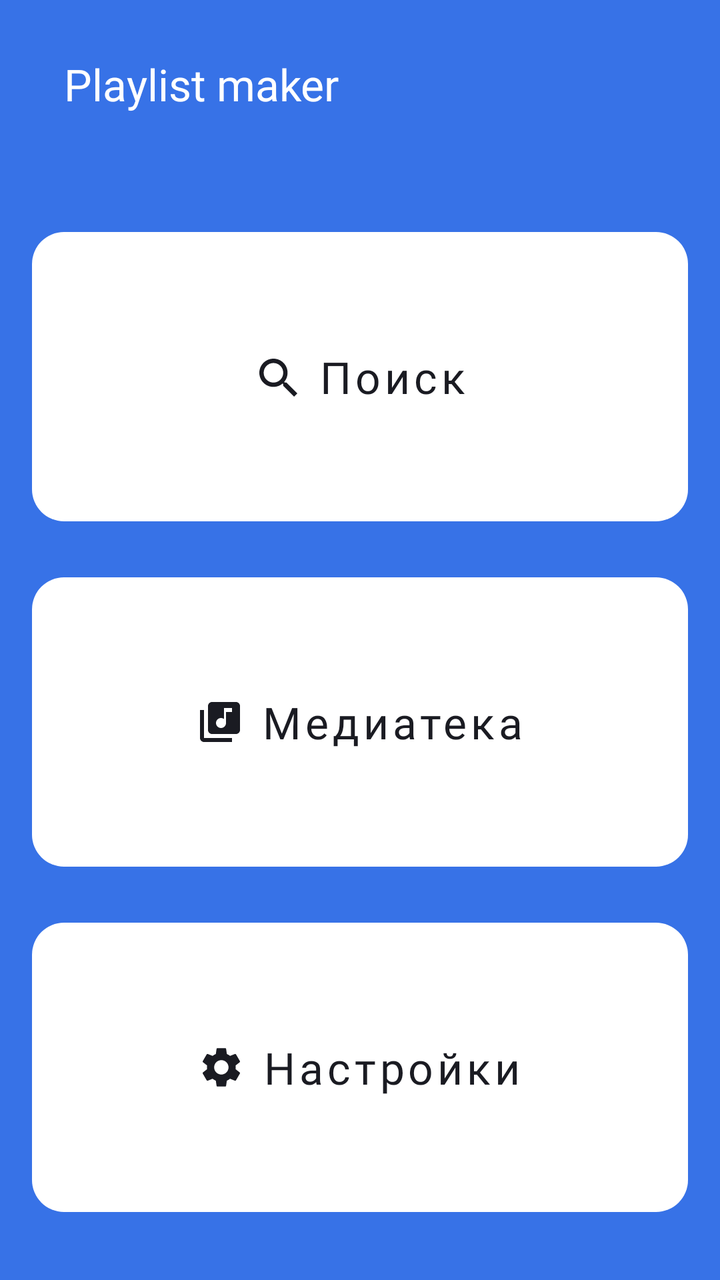
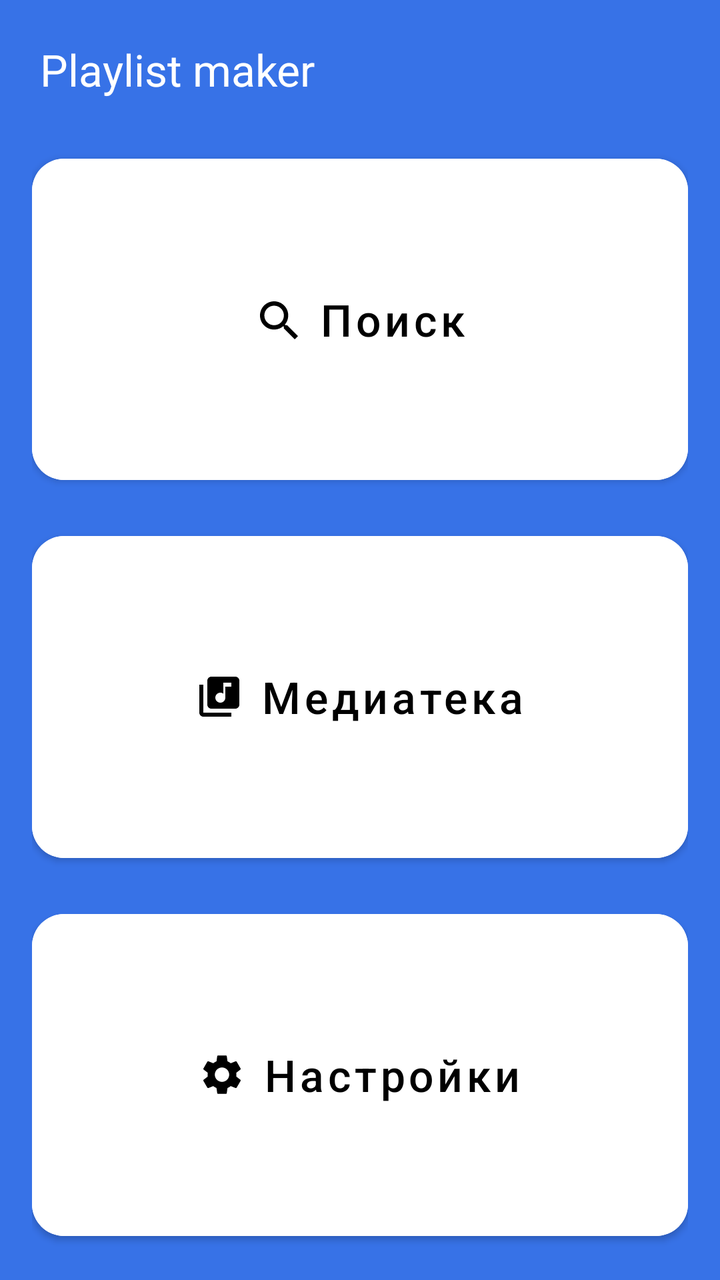

The first picture is an Android layout as it rendered before a commit; the second is the same layout after the commit. The layout source and the unified diff follow.
<!-- AndroidManifest.xml: application theme Theme.MaterialComponents.DayNight.NoActionBar -->
<!-- res/layout/activity_main.xml -->
<?xml version="1.0" encoding="utf-8"?>
<LinearLayout xmlns:android="http://schemas.android.com/apk/res/android"
    xmlns:app="http://schemas.android.com/apk/res-auto"
    android:id="@+id/mainLayout"
    android:layout_width="match_parent"
    android:layout_height="match_parent"
    android:background="?attr/colorSecondary"
    android:orientation="vertical"
    android:paddingLeft="@dimen/padding_screen"
    android:paddingRight="@dimen/padding_screen"
    android:theme="@style/Theme.PlaylistMaker">

    <com.google.android.material.appbar.MaterialToolbar
        android:id="@+id/mainToolbar"
        android:layout_width="match_parent"
        android:layout_height="?attr/actionBarSize"
        android:layout_marginTop="14dp"
        android:background="@android:color/transparent"
        app:title="@string/app_title"
        app:titleTextAppearance="@style/TitleToolbarStyle"
        app:titleTextColor="?attr/colorOnSecondary" />

    <Button
        android:id="@+id/searchButton"
        style="@style/ButtonStyle"
        android:layout_marginTop="40dp"
        android:text="@string/search_button"
        app:icon="@drawable/ic_search_24" />

    <Button
        android:id="@+id/libraryButton"
        style="@style/ButtonStyle"
        android:layout_marginTop="@dimen/margin_between_buttons"
        android:text="@string/library_button"
        app:icon="@drawable/ic_media_24" />

    <Button
        android:id="@+id/settingsButton"
        style="@style/ButtonStyle"
        android:layout_marginTop="@dimen/margin_between_buttons"
        android:layout_marginBottom="28dp"
        android:text="@string/settings_button"
        app:icon="@drawable/ic_settings_24" />

</LinearLayout>
<!-- resources referenced by this layout -->
<resources>
  <!-- drawable ic_media_24 (drawable) -->
  <vector xmlns:android="http://schemas.android.com/apk/res/android"
      android:width="24dp"
      android:height="24dp"
      android:viewportWidth="24"
      android:viewportHeight="24">
    <path
        android:pathData="M20,2H8C6.9,2 6,2.9 6,4V16C6,17.1 6.9,18 8,18H20C21.1,18 22,17.1 22,16V4C22,2.9 21.1,2 20,2ZM18,7H15V12.5C15,13.88 13.88,15 12.5,15C11.12,15 10,13.88 10,12.5C10,11.12 11.12,10 12.5,10C13.07,10 13.58,10.19 14,10.51V5H18V7ZM4,6H2V20C2,21.1 2.9,22 4,22H18V20H4V6Z"
        android:fillColor="#1A1B22"/>
  </vector>
  <!-- drawable ic_search_24 (drawable) -->
  <vector xmlns:android="http://schemas.android.com/apk/res/android"
      android:width="24dp"
      android:height="24dp"
      android:viewportWidth="24"
      android:viewportHeight="24">
    <path
        android:pathData="M16.579,14.95H15.721L15.417,14.656C16.481,13.418 17.122,11.81 17.122,10.061C17.122,6.161 13.961,3 10.061,3C6.161,3 3,6.161 3,10.061C3,13.961 6.161,17.122 10.061,17.122C11.81,17.122 13.418,16.481 14.656,15.417L14.95,15.721V16.579L20.381,22L22,20.381L16.579,14.95ZM10.061,14.95C7.356,14.95 5.173,12.766 5.173,10.061C5.173,7.356 7.356,5.173 10.061,5.173C12.766,5.173 14.95,7.356 14.95,10.061C14.95,12.766 12.766,14.95 10.061,14.95Z"
        android:fillColor="#1A1B22"/>
  </vector>
  <!-- drawable ic_settings_24 (drawable) -->
  <vector xmlns:android="http://schemas.android.com/apk/res/android"
      android:width="24dp"
      android:height="24dp"
      android:viewportWidth="24"
      android:viewportHeight="24">
    <path
        android:pathData="M19.14,12.94C19.18,12.64 19.2,12.33 19.2,12C19.2,11.68 19.18,11.36 19.13,11.06L21.16,9.48C21.34,9.34 21.39,9.07 21.28,8.87L19.36,5.55C19.24,5.33 18.99,5.26 18.77,5.33L16.38,6.29C15.88,5.91 15.35,5.59 14.76,5.35L14.4,2.81C14.36,2.57 14.16,2.4 13.92,2.4H10.08C9.84,2.4 9.65,2.57 9.61,2.81L9.25,5.35C8.66,5.59 8.12,5.92 7.63,6.29L5.24,5.33C5.02,5.25 4.77,5.33 4.65,5.55L2.74,8.87C2.62,9.08 2.66,9.34 2.86,9.48L4.89,11.06C4.84,11.36 4.8,11.69 4.8,12C4.8,12.31 4.82,12.64 4.87,12.94L2.84,14.52C2.66,14.66 2.61,14.93 2.72,15.13L4.64,18.45C4.76,18.67 5.01,18.74 5.23,18.67L7.62,17.71C8.12,18.09 8.65,18.41 9.24,18.65L9.6,21.19C9.65,21.43 9.84,21.6 10.08,21.6H13.92C14.16,21.6 14.36,21.43 14.39,21.19L14.75,18.65C15.34,18.41 15.88,18.09 16.37,17.71L18.76,18.67C18.98,18.75 19.23,18.67 19.35,18.45L21.27,15.13C21.39,14.91 21.34,14.66 21.15,14.52L19.14,12.94ZM12,15.6C10.02,15.6 8.4,13.98 8.4,12C8.4,10.02 10.02,8.4 12,8.4C13.98,8.4 15.6,10.02 15.6,12C15.6,13.98 13.98,15.6 12,15.6Z"
        android:fillColor="#1A1B22"/>
  </vector>
  <style name="ButtonStyle" parent="Widget.MaterialComponents.Button.UnelevatedButton">
          <item name="android:layout_width">match_parent</item>
          <item name="android:layout_height">wrap_content</item>
          <item name="android:gravity">center</item>
          <item name="backgroundTint">@color/yp_white</item>
          <item name="iconTint">@color/yp_black</item>
          <item name="iconGravity">textStart</item>
          <item name="iconPadding">@dimen/padding_icon</item>
          <item name="cornerRadius">@dimen/button_corner_radius</item>
          <item name="android:textColor">@color/yp_black</item>
          <item name="android:textSize">@dimen/text_title</item>
          <item name="android:textAllCaps">false</item>
          <item name="android:fontFamily">@font/ys_display_medium</item>
          <item name="android:textFontWeight">500</item>
          <item name="android:layout_weight">1</item>
      </style>
  <style name="Theme.PlaylistMaker" parent="Theme.MaterialComponents.DayNight.NoActionBar">
          <item name="colorPrimary">@color/yp_white</item>
          <item name="colorOnPrimary">@color/yp_black</item>
          <item name="colorSecondary">@color/yp_blue</item>
          <item name="colorOnSecondary">@color/yp_white</item>
          <item name="colorSurface">@color/yp_white</item>
          <item name="colorControlNormal">@color/yp_black</item>
          <item name="colorSearchBackground">@color/yp_light_gray</item>
          <item name="colorSearchIcon">@color/yp_text_gray</item>
          <item name="colorArrow">@color/yp_text_gray</item>
          <item name="colorIconButtonBackground">#401A1B22</item>
      </style>
  <style name="TitleToolbarStyle">
          <item name="android:textSize">@dimen/text_title</item>
          <item name="android:fontFamily">@font/ys_display_medium</item>
          <item name="android:textFontWeight">500</item>
      </style>
  <color name="yp_white">#FFFFFF</color>
  <color name="yp_black">#1A1B22</color>
  <color name="yp_blue">#3772E7</color>
  <color name="yp_light_gray">#E6E8EB</color>
  <color name="yp_text_gray">#AEAFB4</color>
  <!-- unchanged entries left out for length: 9 -->
</resources>

<!-- the commit's change to res/layout/activity_main.xml (unified diff, before → after) -->
@@ -1,45 +1,70 @@
 <?xml version="1.0" encoding="utf-8"?>
 <LinearLayout xmlns:android="http://schemas.android.com/apk/res/android"
     xmlns:app="http://schemas.android.com/apk/res-auto"
-    android:id="@+id/mainLayout"
     android:layout_width="match_parent"
     android:layout_height="match_parent"
-    android:background="?attr/colorSecondary"
+    android:background="@color/background"
     android:orientation="vertical"
-    android:paddingLeft="@dimen/padding_screen"
-    android:paddingRight="@dimen/padding_screen"
-    android:theme="@style/Theme.PlaylistMaker">
+    android:padding="@dimen/padding_screen">
 
-    <com.google.android.material.appbar.MaterialToolbar
-        android:id="@+id/mainToolbar"
-        android:layout_width="match_parent"
-        android:layout_height="?attr/actionBarSize"
-        android:layout_marginTop="14dp"
-        android:background="@android:color/transparent"
-        app:title="@string/app_title"
-        app:titleTextAppearance="@style/TitleToolbarStyle"
-        app:titleTextColor="?attr/colorOnSecondary" />
+    <TextView
+        android:layout_width="wrap_content"
+        android:layout_height="wrap_content"
+        android:layout_marginStart="4dp"
+        android:layout_marginTop="4dp"
+        android:text="@string/app_title"
+        android:textColor="@color/white"
+        android:textSize="@dimen/text_title" />
 
     <Button
         android:id="@+id/searchButton"
-        style="@style/ButtonStyle"
-        android:layout_marginTop="40dp"
+        android:layout_width="match_parent"
+        android:layout_height="wrap_content"
+        android:layout_marginTop="24dp"
+        android:layout_weight="1"
+        android:backgroundTint="@color/white"
         android:text="@string/search_button"
-        app:icon="@drawable/ic_search_24" />
+        android:textAllCaps="false"
+        android:textColor="@color/black"
+        android:textSize="@dimen/text_button"
+        app:cornerRadius="@dimen/button_corner_radius"
+        app:icon="@drawable/search_icon"
+        app:iconGravity="textStart"
+        app:iconPadding="@dimen/padding_icon"
+        app:iconTint="@color/black" />
 
     <Button
         android:id="@+id/libraryButton"
-        style="@style/ButtonStyle"
+        android:layout_width="match_parent"
+        android:layout_height="wrap_content"
         android:layout_marginTop="@dimen/margin_between_buttons"
+        android:layout_weight="1"
+        android:backgroundTint="@color/white"
         android:text="@string/library_button"
-        app:icon="@drawable/ic_media_24" />
+        android:textAllCaps="false"
+        android:textColor="@color/black"
+        android:textSize="@dimen/text_button"
+        app:cornerRadius="@dimen/button_corner_radius"
+        app:icon="@drawable/media_icon"
+        app:iconGravity="textStart"
+        app:iconPadding="@dimen/padding_icon"
+        app:iconTint="@color/black" />
 
     <Button
         android:id="@+id/settingsButton"
-        style="@style/ButtonStyle"
+        android:layout_width="match_parent"
+        android:layout_height="wrap_content"
         android:layout_marginTop="@dimen/margin_between_buttons"
-        android:layout_marginBottom="28dp"
+        android:layout_weight="1"
+        android:backgroundTint="@color/white"
         android:text="@string/settings_button"
-        app:icon="@drawable/ic_settings_24" />
+        android:textAllCaps="false"
+        android:textColor="@color/black"
+        android:textSize="@dimen/text_button"
+        app:cornerRadius="@dimen/button_corner_radius"
+        app:icon="@drawable/settings_icon"
+        app:iconGravity="textStart"
+        app:iconPadding="@dimen/padding_icon"
+        app:iconTint="@color/black" />
 
 </LinearLayout>
<!-- resource entries referenced after the edit -->
@@ -1,6 +1,10 @@
 <!-- resources referenced by this layout -->
 <resources>
-  <!-- drawable ic_media_24 (drawable) -->
+  <color name="background">#3772E7</color>
+  <color name="black">#000000</color>
+  <color name="white">#FFFFFF</color>
+  <dimen name="text_button">22sp</dimen>
+  <!-- drawable media_icon (drawable) -->
   <vector xmlns:android="http://schemas.android.com/apk/res/android"
       android:width="24dp"
       android:height="24dp"
@@ -10,7 +14,7 @@
         android:pathData="M20,2H8C6.9,2 6,2.9 6,4V16C6,17.1 6.9,18 8,18H20C21.1,18 22,17.1 22,16V4C22,2.9 21.1,2 20,2ZM18,7H15V12.5C15,13.88 13.88,15 12.5,15C11.12,15 10,13.88 10,12.5C10,11.12 11.12,10 12.5,10C13.07,10 13.58,10.19 14,10.51V5H18V7ZM4,6H2V20C2,21.1 2.9,22 4,22H18V20H4V6Z"
         android:fillColor="#1A1B22"/>
   </vector>
-  <!-- drawable ic_search_24 (drawable) -->
+  <!-- drawable search_icon (drawable) -->
   <vector xmlns:android="http://schemas.android.com/apk/res/android"
       android:width="24dp"
       android:height="24dp"
@@ -20,7 +24,7 @@
         android:pathData="M16.579,14.95H15.721L15.417,14.656C16.481,13.418 17.122,11.81 17.122,10.061C17.122,6.161 13.961,3 10.061,3C6.161,3 3,6.161 3,10.061C3,13.961 6.161,17.122 10.061,17.122C11.81,17.122 13.418,16.481 14.656,15.417L14.95,15.721V16.579L20.381,22L22,20.381L16.579,14.95ZM10.061,14.95C7.356,14.95 5.173,12.766 5.173,10.061C5.173,7.356 7.356,5.173 10.061,5.173C12.766,5.173 14.95,7.356 14.95,10.061C14.95,12.766 12.766,14.95 10.061,14.95Z"
         android:fillColor="#1A1B22"/>
   </vector>
-  <!-- drawable ic_settings_24 (drawable) -->
+  <!-- drawable settings_icon (drawable) -->
   <vector xmlns:android="http://schemas.android.com/apk/res/android"
       android:width="24dp"
       android:height="24dp"
@@ -30,44 +34,6 @@
         android:pathData="M19.14,12.94C19.18,12.64 19.2,12.33 19.2,12C19.2,11.68 19.18,11.36 19.13,11.06L21.16,9.48C21.34,9.34 21.39,9.07 21.28,8.87L19.36,5.55C19.24,5.33 18.99,5.26 18.77,5.33L16.38,6.29C15.88,5.91 15.35,5.59 14.76,5.35L14.4,2.81C14.36,2.57 14.16,2.4 13.92,2.4H10.08C9.84,2.4 9.65,2.57 9.61,2.81L9.25,5.35C8.66,5.59 8.12,5.92 7.63,6.29L5.24,5.33C5.02,5.25 4.77,5.33 4.65,5.55L2.74,8.87C2.62,9.08 2.66,9.34 2.86,9.48L4.89,11.06C4.84,11.36 4.8,11.69 4.8,12C4.8,12.31 4.82,12.64 4.87,12.94L2.84,14.52C2.66,14.66 2.61,14.93 2.72,15.13L4.64,18.45C4.76,18.67 5.01,18.74 5.23,18.67L7.62,17.71C8.12,18.09 8.65,18.41 9.24,18.65L9.6,21.19C9.65,21.43 9.84,21.6 10.08,21.6H13.92C14.16,21.6 14.36,21.43 14.39,21.19L14.75,18.65C15.34,18.41 15.88,18.09 16.37,17.71L18.76,18.67C18.98,18.75 19.23,18.67 19.35,18.45L21.27,15.13C21.39,14.91 21.34,14.66 21.15,14.52L19.14,12.94ZM12,15.6C10.02,15.6 8.4,13.98 8.4,12C8.4,10.02 10.02,8.4 12,8.4C13.98,8.4 15.6,10.02 15.6,12C15.6,13.98 13.98,15.6 12,15.6Z"
         android:fillColor="#1A1B22"/>
   </vector>
-  <style name="ButtonStyle" parent="Widget.MaterialComponents.Button.UnelevatedButton">
-          <item name="android:layout_width">match_parent</item>
-          <item name="android:layout_height">wrap_content</item>
-          <item name="android:gravity">center</item>
-          <item name="backgroundTint">@color/yp_white</item>
-          <item name="iconTint">@color/yp_black</item>
-          <item name="iconGravity">textStart</item>
-          <item name="iconPadding">@dimen/padding_icon</item>
-          <item name="cornerRadius">@dimen/button_corner_radius</item>
-          <item name="android:textColor">@color/yp_black</item>
-          <item name="android:textSize">@dimen/text_title</item>
-          <item name="android:textAllCaps">false</item>
-          <item name="android:fontFamily">@font/ys_display_medium</item>
-          <item name="android:textFontWeight">500</item>
-          <item name="android:layout_weight">1</item>
-      </style>
-  <style name="Theme.PlaylistMaker" parent="Theme.MaterialComponents.DayNight.NoActionBar">
-          <item name="colorPrimary">@color/yp_white</item>
-          <item name="colorOnPrimary">@color/yp_black</item>
-          <item name="colorSecondary">@color/yp_blue</item>
-          <item name="colorOnSecondary">@color/yp_white</item>
-          <item name="colorSurface">@color/yp_white</item>
-          <item name="colorControlNormal">@color/yp_black</item>
-          <item name="colorSearchBackground">@color/yp_light_gray</item>
-          <item name="colorSearchIcon">@color/yp_text_gray</item>
-          <item name="colorArrow">@color/yp_text_gray</item>
-          <item name="colorIconButtonBackground">#401A1B22</item>
-      </style>
-  <style name="TitleToolbarStyle">
-          <item name="android:textSize">@dimen/text_title</item>
-          <item name="android:fontFamily">@font/ys_display_medium</item>
-          <item name="android:textFontWeight">500</item>
-      </style>
-  <color name="yp_white">#FFFFFF</color>
-  <color name="yp_black">#1A1B22</color>
-  <color name="yp_blue">#3772E7</color>
-  <color name="yp_light_gray">#E6E8EB</color>
-  <color name="yp_text_gray">#AEAFB4</color>
   <!-- unchanged entries left out for length: 9 -->
 </resources>
 
